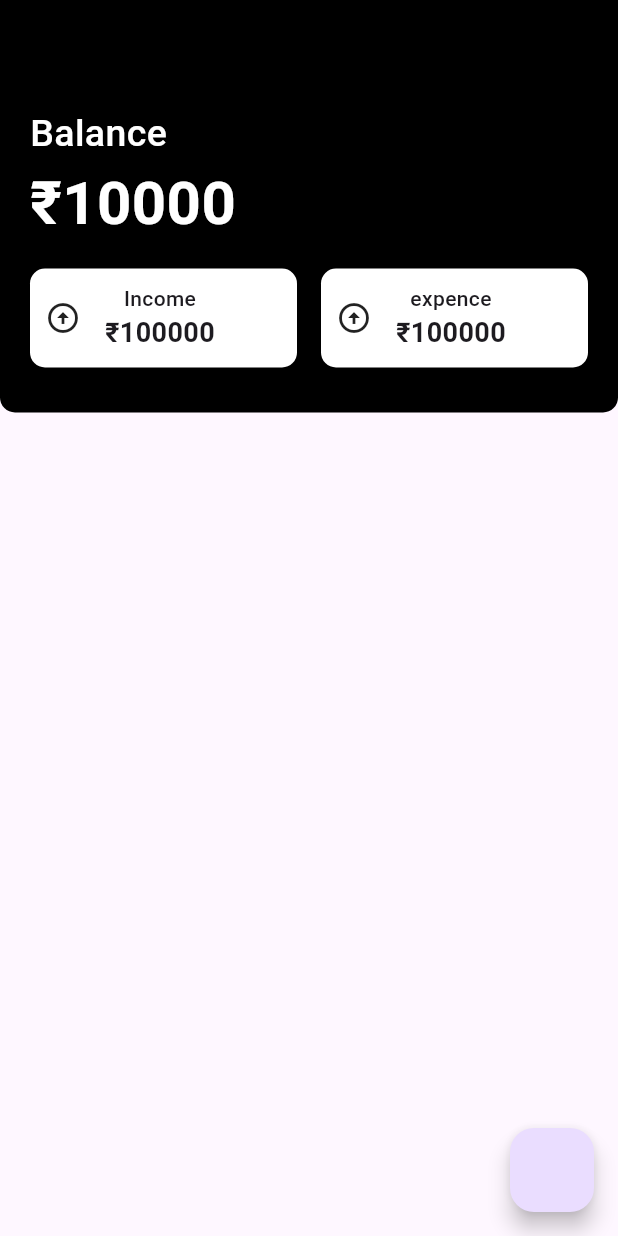
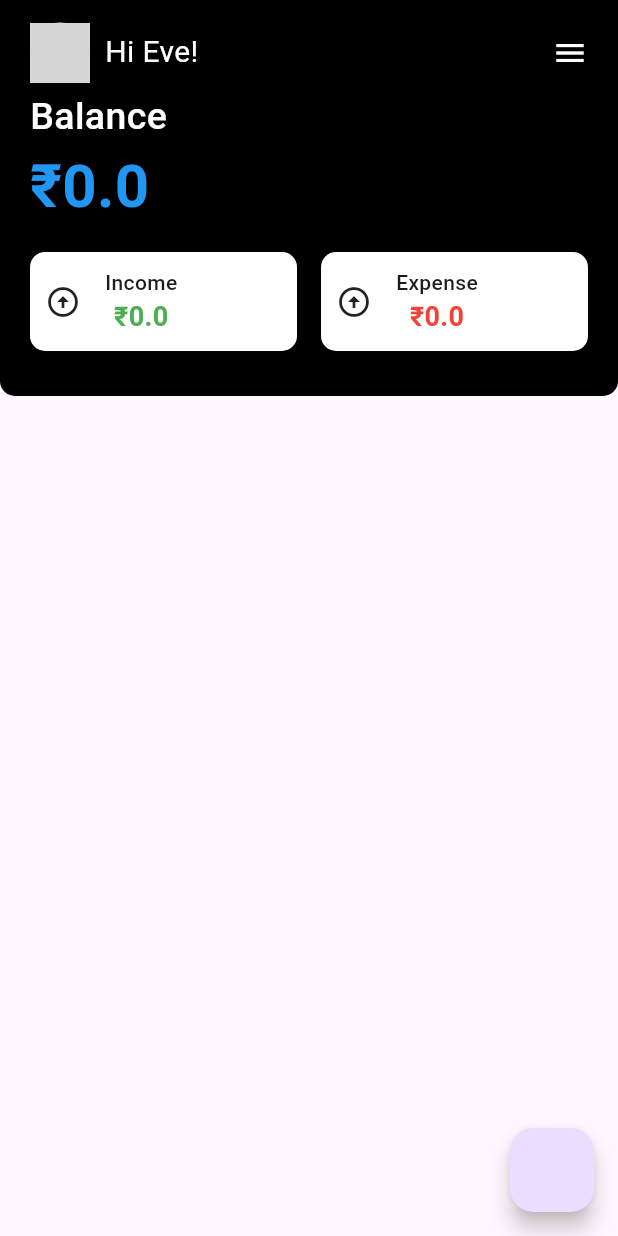
Before and after one commit to nyouibou/expense_trackerui, a Flutter app: the screen it shows after launch, on a phone screen of 412 x 824 dp. Run offline on Flutter 3.47's test engine with Material 3 defaults, Android fonts, the phone set to English and light mode, and no system bars; our stand-ins replace cloud_firestore, firebase_core, get; accounts and stored records are empty; network calls fail; grey boxes are pictures that could not be loaded.

Commit message:
app updates

```diff
--- a/lib/controller/homescreencontrolle.dart
+++ b/lib/controller/homescreencontrolle.dart
@@ -4,18 +4,36 @@ import 'package:cloud_firestore/cloud_firestore.dart';
 import 'package:get/get.dart';
 
 class HomeScreenController extends GetxController {
-  num balance = 0;
-  num income = 0;
-  num expense = 0;
-  // var collection = FirebaseFirestore.instance.collection("transaction");
+  Rx<num> balance = 0.0.obs;
+  Rx<num> income = 0.0.obs;
+  Rx<num> expense = 0.0.obs;
+
   calculate(List<QueryDocumentSnapshot> entireData) {
-    income = 0;
-    expense = 0;
+    income.value = 0.0;
+    expense.value = 0.0;
+    // get income and expense list
     var incomeList =
         entireData.where((element) => element["type"] == "income").toList();
     var expenseList =
-        entireData.where((element) => element["type"] == "income").toList();
+        entireData.where((element) => element["type"] == "expense").toList();
+
     log(incomeList.length.toString());
     log(expenseList.length.toString());
+
+    // calculate total income
+
+    for (var element in incomeList) {
+      income.value += num.parse(element["amount"].toString());
+    }
+
+    log("income :${income.toString()}");
+
+    // calculate total expense
+    for (var element in expenseList) {
+      expense.value += num.parse(element["amount"].toString());
+    }
+    log("expense :${expense.toString()}");
+    balance.value = income.value - expense.value;
+    log("balance :${balance.toString()}");
   }
 }
--- a/lib/view/home_screen/home_screen.dart
+++ b/lib/view/home_screen/home_screen.dart
@@ -1,12 +1,12 @@
-// ignore_for_file: prefer_const_literals_to_create_immutables, prefer_const_constructors
+// ignore_for_file: prefer_const_constructors, prefer_const_literals_to_create_immutables
 
 import 'package:cloud_firestore/cloud_firestore.dart';
 import 'package:expense_tracker/controller/homescreencontrolle.dart';
 import 'package:expense_tracker/view/addamount/addamount.dart';
-import 'package:expense_tracker/view/home_screen/widgets/income.dart';
 import 'package:expense_tracker/view/home_screen/widgets/total_in_ex_container.dart';
 import 'package:expense_tracker/view/home_screen/widgets/trancaction_card.dart';
 import 'package:flutter/material.dart';
+import 'package:get/get.dart';
 
 class HomeScreen extends StatefulWidget {
   const HomeScreen({super.key});
@@ -17,24 +17,62 @@ class HomeScreen extends StatefulWidget {
 
 class _HomeScreenState extends State<HomeScreen> {
   var collection = FirebaseFirestore.instance.collection("transaction");
-  HomeScreenController controller = HomeScreenController();
+
+  late HomeScreenController controller;
+
+  @override
+  void initState() {
+    super.initState();
+    controller = Get.put(HomeScreenController());
+  }
+
   @override
   Widget build(BuildContext context) {
-    return Scaffold(
-      appBar: AppBar(
-        backgroundColor: Colors.black,
-      ),
-      body: Column(
+    return SafeArea(
+      child: Scaffold(
+        body: StreamBuilder(
+          stream: collection.orderBy("date", descending: true).snapshots(),
+          builder: (context, snapshot) {
+            if (snapshot.hasData) {
+              final List<QueryDocumentSnapshot> documents = snapshot.data!.docs;
+
+              controller.calculate(documents);
+              return Column(
                 children: [
-          Container(
-            padding: EdgeInsets.symmetric(horizontal: 20, vertical: 15),
+                  Obx(() => Container(
+                      padding:
+                          EdgeInsets.symmetric(horizontal: 20, vertical: 15),
                       decoration: BoxDecoration(
                           color: Colors.black,
-                borderRadius:
-                    BorderRadius.vertical(bottom: Radius.circular(10))),
+                          borderRadius: BorderRadius.vertical(
+                              bottom: Radius.circular(10))),
                       child: Column(
                         crossAxisAlignment: CrossAxisAlignment.start,
                         children: [
+                          Row(
+                            children: [
+                              CircleAvatar(
+                                radius: 20,
+                                backgroundImage: NetworkImage(
+                                    "https://i.pinimg.com/236x/82/98/7b/82987b434ac12cf32e1311f5b1d0cf24.jpg"),
+                              ),
+                              SizedBox(
+                                width: 10,
+                              ),
+                              Text(
+                                "Hi Eve!",
+                                style: TextStyle(
+                                    fontSize: 20, color: Colors.white),
+                              ),
+                              new Spacer(), // I just added one line
+                              InkWell(
+                                  onTap: () {},
+                                  child: Icon(Icons.menu, color: Colors.white))
+                            ],
+                          ),
+                          SizedBox(
+                            height: 5,
+                          ),
                           Text(
                             "Balance",
                             style: TextStyle(
@@ -43,46 +81,49 @@ class _HomeScreenState extends State<HomeScreen> {
                                 fontWeight: FontWeight.w500),
                           ),
                           Text(
-                  "₹10000",
+                            "₹${controller.balance.value}",
                             style: TextStyle(
-                      color: Colors.white,
+                                color: Colors.blue,
                                 fontSize: 40,
                                 fontWeight: FontWeight.bold),
                           ),
                           Row(
                             children: [
-                    Income(),
+                              TotalExInContainer(
+                                amount: controller.income.value,
+                                textColor: Colors.green,
+                                title: "Income",
+                              ),
                               SizedBox(
                                 width: 16,
                               ),
-                    TotalExInContainer(),
+                              TotalExInContainer(
+                                amount: controller.expense.value,
+                                textColor: Colors.red,
+                                title: "Expense",
+                              ),
                             ],
                           )
                         ],
-            ),
-          ),
+                      ))),
                   Expanded(
-              child: StreamBuilder(
-            stream: collection.orderBy("date").snapshots(),
-            builder: (context, snapshot) {
-              if (snapshot.hasData) {
-                return ListView.builder(
+                    child: ListView.builder(
                       itemCount: snapshot.data!.docs.length,
                       itemBuilder: (context, index) {
-                    controller.calculate(snapshot.data!.docs);
                         DocumentSnapshot transactionData =
                             snapshot.data!.docs[index];
                         return TransactionCard(
                           transactionData: transactionData,
                         );
                       },
+                    ),
+                  ),
+                ],
               );
             } else {
-                return CircularProgressIndicator();
+              return Center(child: CircularProgressIndicator());
             }
           },
-          ))
-        ],
         ),
         floatingActionButton: FloatingActionButton(
           onPressed: () {
@@ -93,6 +134,7 @@ class _HomeScreenState extends State<HomeScreen> {
                 ));
           },
         ),
+      ),
     );
   }
 }
--- a/lib/view/home_screen/widgets/income.dart
+++ /dev/null
@@ -1,52 +0,0 @@
-// ignore_for_file: prefer_const_literals_to_create_immutables
-
-import 'package:flutter/material.dart';
-
-class Income extends StatelessWidget {
-  const Income({
-    super.key,
-  });
-
-  @override
-  Widget build(BuildContext context) {
-    return Expanded(
-      child: Padding(
-        padding: EdgeInsets.symmetric(vertical: 15),
-        child: Container(
-          padding: EdgeInsets.all(10),
-          decoration: BoxDecoration(
-              color: Colors.white, borderRadius: BorderRadius.circular(10)),
-          child: Row(
-            children: [
-              Icon(
-                Icons.arrow_circle_up,
-                // color: Colors.white,
-              ),
-              SizedBox(
-                width: 16,
-              ),
-              Column(
-                children: [
-                  Text(
-                    "Income",
-                    style: TextStyle(
-                        // color: Colors.white,
-                        fontSize: 14,
-                        fontWeight: FontWeight.w500),
-                  ),
-                  Text(
-                    "₹100000",
-                    style: TextStyle(
-                        // color: Colors.white,
-                        fontSize: 18,
-                        fontWeight: FontWeight.bold),
-                  ),
-                ],
-              )
-            ],
-          ),
-        ),
-      ),
-    );
-  }
-}
--- a/lib/view/home_screen/widgets/total_in_ex_container.dart
+++ b/lib/view/home_screen/widgets/total_in_ex_container.dart
@@ -3,8 +3,13 @@ import 'package:flutter/material.dart';
 class TotalExInContainer extends StatelessWidget {
   const TotalExInContainer({
     super.key,
+    required this.amount,
+    required this.title,
+    required this.textColor,
   });
-
+  final num amount;
+  final String title;
+  final Color textColor;
   @override
   Widget build(BuildContext context) {
     return Expanded(
@@ -26,16 +31,16 @@ class TotalExInContainer extends StatelessWidget {
               Column(
                 children: [
                   Text(
-                    "expence",
+                    "$title",
                     style: TextStyle(
                         // color: Colors.white,
                         fontSize: 14,
                         fontWeight: FontWeight.w500),
                   ),
                   Text(
-                    "₹100000",
+                    "₹$amount",
                     style: TextStyle(
-                        // color: Colors.white,
+                        color: textColor,
                         fontSize: 18,
                         fontWeight: FontWeight.bold),
                   ),
```
Also changed, not shown: lib/controller/addamountcontroller.dart (+11 -5 lines), lib/view/addamount/addamount.dart (+74 -19 lines). Lines whose indentation alone changed are shown as unchanged.
